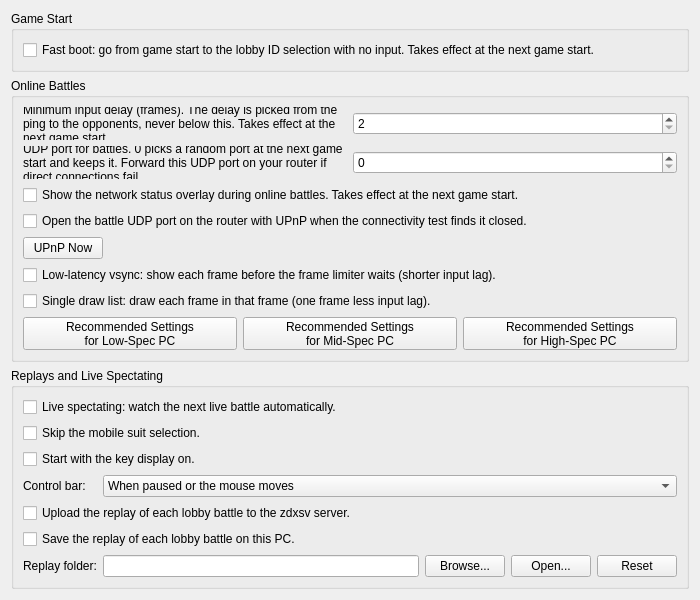
First picture: the form in pcsx2-qt/Settings/ZdxsvSettingsWidget.ui, repository inada-s/pcsx2, before the edit.
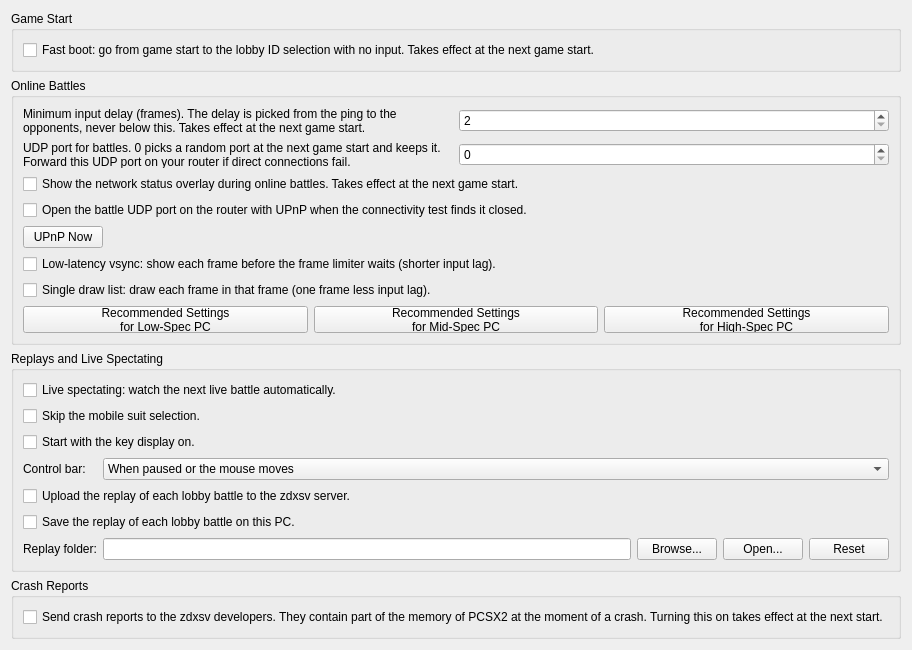
Second picture: the form after the edit.

Commit message: Zdxsv: crash reports through Sentry Native, asked once, only in a build with a DSN

```diff
--- a/pcsx2-qt/Settings/ZdxsvSettingsWidget.ui
+++ b/pcsx2-qt/Settings/ZdxsvSettingsWidget.ui
@@ -275,6 +275,22 @@
      </layout>
     </widget>
    </item>
+   <item>
+    <widget class="QGroupBox" name="zdxsvCrashReportsGroup">
+     <property name="title">
+      <string>Crash Reports</string>
+     </property>
+     <layout class="QVBoxLayout" name="zdxsvCrashReportsLayout">
+      <item>
+       <widget class="QCheckBox" name="zdxsvCrashReports">
+        <property name="text">
+         <string>Send crash reports to the zdxsv developers. They contain part of the memory of PCSX2 at the moment of a crash. Turning this on takes effect at the next start.</string>
+        </property>
+       </widget>
+      </item>
+     </layout>
+    </widget>
+   </item>
    <item>
     <spacer name="verticalSpacer">
      <property name="orientation">
```
The commit also changes 26 other files.
